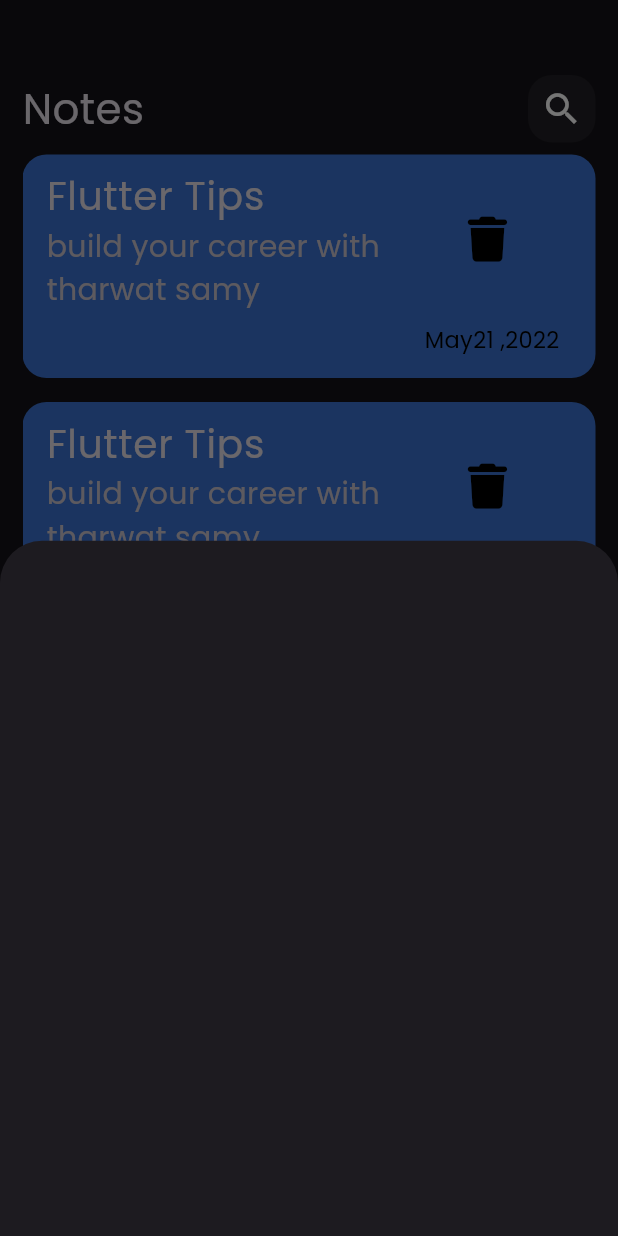
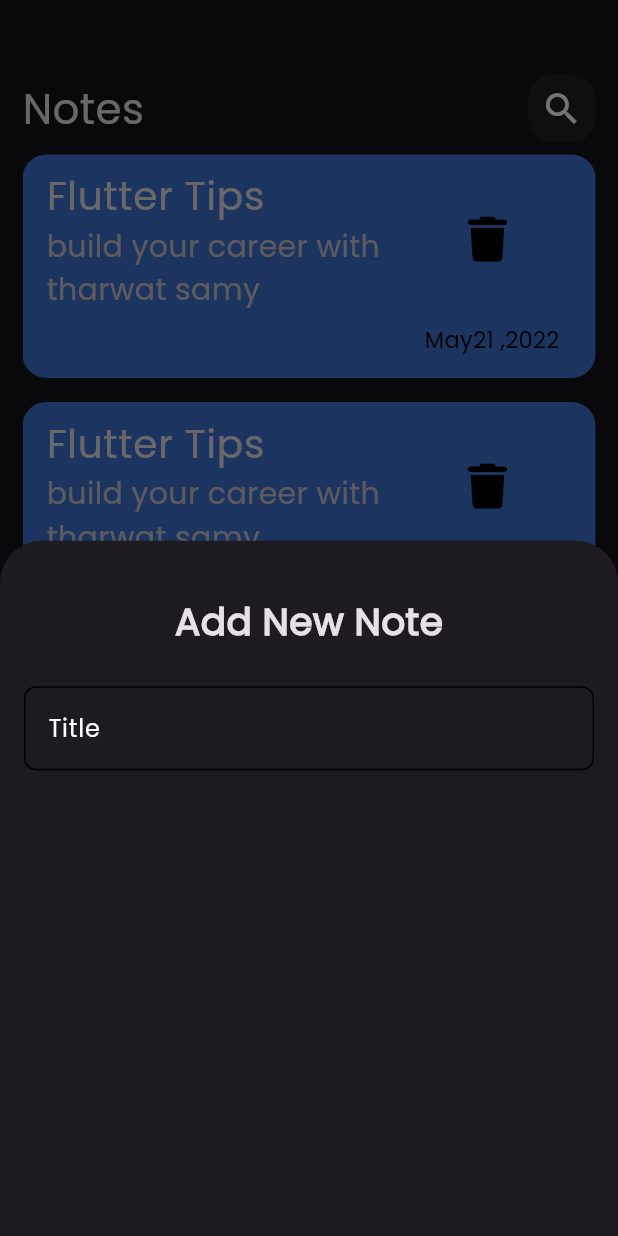
Before and after one commit to mostafaabuBakr9/notes_app, a Flutter app: the screen it shows after launch, after a tap on the "add" icon, on a phone screen of 412 x 824 dp. Run offline on Flutter 3.47's test engine with Material 3 defaults, Android fonts, the phone set to English and light mode, and no system bars; our stand-ins replace font_awesome_flutter.

Commit message:
create custom text field

```diff
--- a/lib/Views/notes_view.dart
+++ b/lib/Views/notes_view.dart
@@ -1,4 +1,5 @@
 import 'package:flutter/material.dart';
+import 'package:notes/Views/widgets/add_note_bottom_sheet.dart';
 import 'package:notes/Views/widgets/notes_view_body.dart';
 
 class NotesView extends StatelessWidget {
@@ -12,7 +13,7 @@ class NotesView extends StatelessWidget {
             showModalBottomSheet(
                 context: context,
                 builder: (context) {
-                  return Container();
+                  return AddNoteBottomSheet();
                 });
           },
           child: Icon(Icons.add),
--- a/lib/Views/widgets/add_note_bottom_sheet.dart
+++ b/lib/Views/widgets/add_note_bottom_sheet.dart
@@ -1,10 +1,28 @@
 import 'package:flutter/material.dart';
+import 'package:notes/Views/widgets/custom_text_field.dart';
 
 class AddNoteBottomSheet extends StatelessWidget {
   const AddNoteBottomSheet({super.key});
 
   @override
   Widget build(BuildContext context) {
-    return Container();
+    return Padding(
+      padding: const EdgeInsets.all(16),
+      child: Column(
+        children: [
+          SizedBox(
+            height: 20,
+          ),
+          Text(
+            'Add New Note',
+            style: TextStyle(fontSize: 25, fontWeight: FontWeight.bold),
+          ),
+          SizedBox(
+            height: 25,
+          ),
+          CustomTextField()
+        ],
+      ),
+    );
   }
 }
--- /dev/null
+++ b/lib/Views/widgets/custom_text_field.dart
@@ -0,0 +1,21 @@
+import 'package:flutter/material.dart';
+
+class CustomTextField extends StatelessWidget {
+  const CustomTextField({super.key});
+
+  @override
+  Widget build(BuildContext context) {
+    return TextField(
+      cursorColor: Colors.white,
+      decoration: InputDecoration(
+          border: buildborder(),
+          enabledBorder: buildborder(),
+          hintText: 'Title',
+          hintStyle: TextStyle(color: Colors.white)),
+    );
+  }
+
+  OutlineInputBorder buildborder() => OutlineInputBorder(
+        borderRadius: BorderRadius.circular(8),
+      );
+}
```
Also changed, not shown: lib/constant.dart (added).
